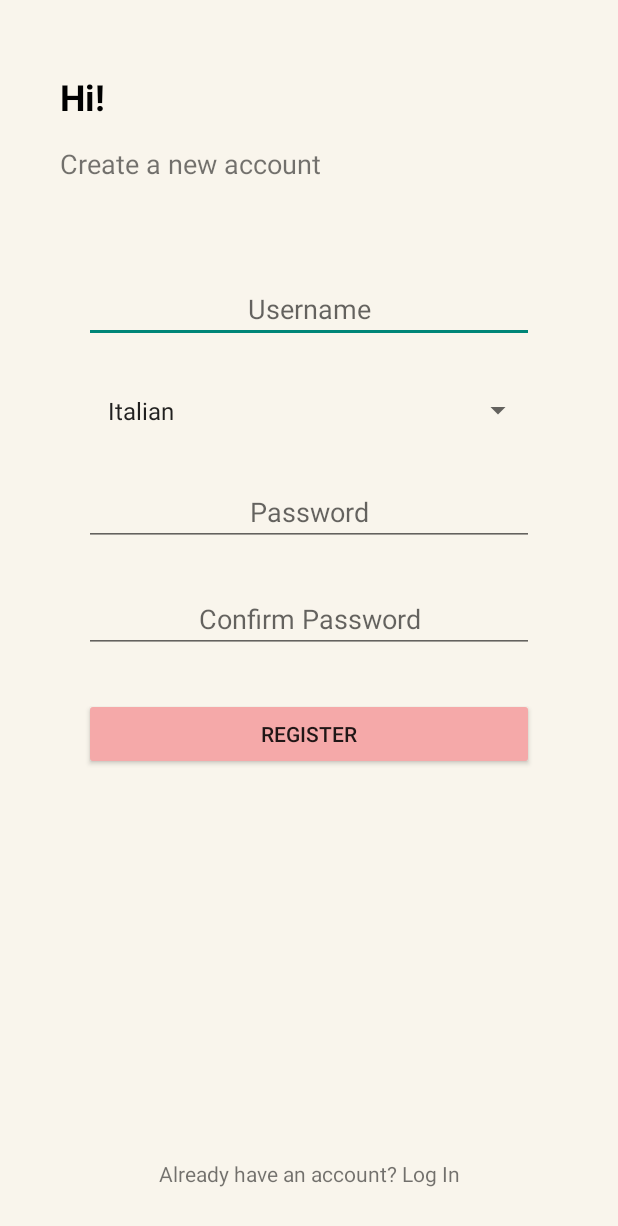
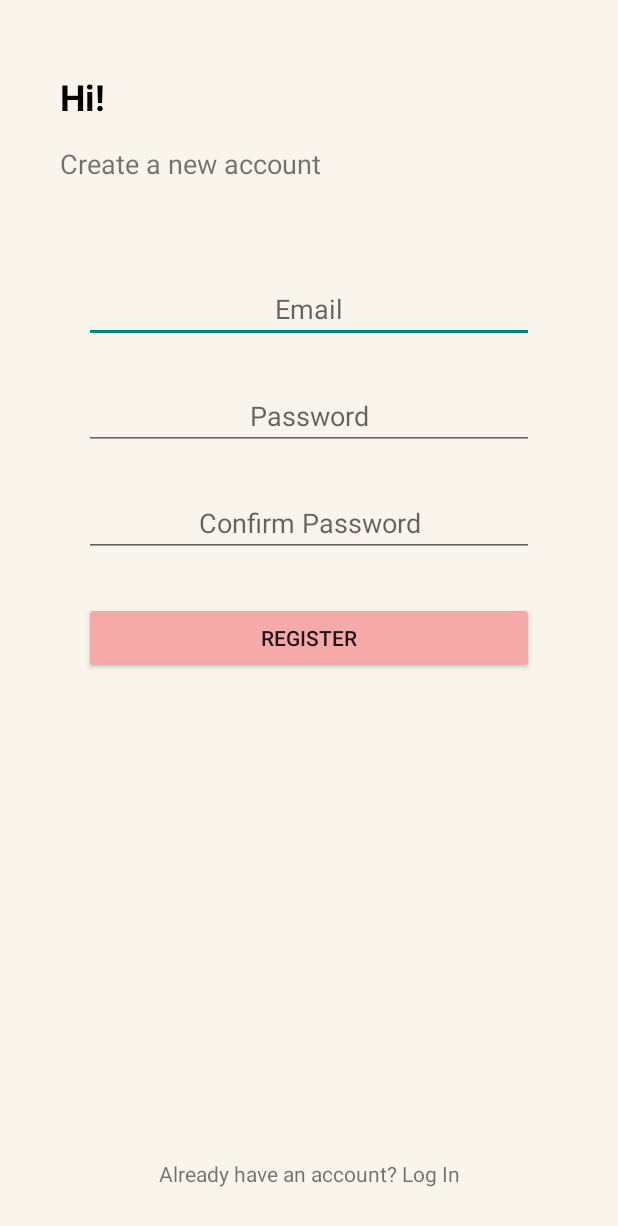
Before and after one commit to KimNoronha/LanguageLearningAR, an Android app built with Jetpack Compose: the RegisterActivity screen opened directly, with no data from a screen before it, after a tap on "REGISTER", on a phone screen of 412 x 824 dp. Shown: the top 1226 px of the screen. Run offline under Robolectric (Android 15) with nearby library versions, the phone set to English and light mode, and no system bars; our stand-ins replace Firebase (no records; nobody signed in at launch, a user with empty details on screens opened directly).

Commit message:
final changes

```diff
--- a/app/src/main/java/com/example/arimagerecognizer/RegisterActivity.java
+++ b/app/src/main/java/com/example/arimagerecognizer/RegisterActivity.java
@@ -20,6 +20,7 @@ public class RegisterActivity extends AppCompatActivity {
 
     private FirebaseAuth mAuth;
 
+
     @Override
     protected void onCreate(Bundle savedInstanceState) {
         super.onCreate(savedInstanceState);
@@ -29,7 +30,6 @@ public class RegisterActivity extends AppCompatActivity {
         final EditText usernameEditText = findViewById(R.id.editTextNewUsername);
         final EditText passwordEditText = findViewById(R.id.editTextNewPassword);
         final EditText confirmPasswordEditText = findViewById(R.id.editTextConfirmPassword);
-        final Spinner languageSpinner = findViewById(R.id.spinnerLanguage);
         Button registerButton = findViewById(R.id.button_register_enter);
 
         // Set click listener for the register button
@@ -39,29 +39,17 @@ public class RegisterActivity extends AppCompatActivity {
                 String username = usernameEditText.getText().toString();
                 String password = passwordEditText.getText().toString();
                 String confirmPassword = confirmPasswordEditText.getText().toString();
-                String language = languageSpinner.getSelectedItem().toString();
 
-                // Validate the input fields
-//                if (!password.equals(confirmPassword)) {
-//                    // Show error if passwords do not match
-//                    Toast.makeText(RegisterActivity.this, "Passwords do not match!", Toast.LENGTH_SHORT).show();
-//                    return;
-//                }
-//                if (username.isEmpty() || password.isEmpty()) {
-//                    // Show error if any field is empty
-//                    Toast.makeText(RegisterActivity.this, "Please fill all fields!", Toast.LENGTH_SHORT).show();
-//                    return;
-//                }
 
                 if (!LoginActivity.validateUsername(username)) {
                     // Show error if any field is empty
-                    Toast.makeText(RegisterActivity.this, "Invalid Username", Toast.LENGTH_SHORT).show();
+                    Toast.makeText(RegisterActivity.this, "Invalid Email", Toast.LENGTH_SHORT).show();
                     return;
                 }
 
                 if (!LoginActivity.validatePassword(password)) {
                     // Show error if any field is empty
-                    Toast.makeText(RegisterActivity.this, "Invalid Password", Toast.LENGTH_SHORT).show();
+                    Toast.makeText(RegisterActivity.this, "Invalid password. Must be 8+ letters and numbers only.", Toast.LENGTH_SHORT).show();
                     return;
                 }
 
@@ -73,12 +61,14 @@ public class RegisterActivity extends AppCompatActivity {
 
 
 
-                // If validation passes, proceed to register the user
-                // This is a placeholder for registration logic
+
                 registerNewUser(username, password);
             }
         });
+
         mAuth = FirebaseAuth.getInstance();
+
+
     }
 
     public void registerNewUser(String username, String password) {
--- a/app/src/main/java/com/example/arimagerecognizer/StudyActivity.java
+++ b/app/src/main/java/com/example/arimagerecognizer/StudyActivity.java
@@ -39,6 +39,8 @@ public class StudyActivity extends AppCompatActivity {
 
     private void loadDataFromFirestore() {
         Log.d(TAG, "loadDataFromFirestore: Flag 1");
+
+
         String email = FirebaseAuth.getInstance().getCurrentUser().getEmail();
         FirebaseFirestore db = FirebaseFirestore.getInstance();
 
--- a/app/src/main/java/com/google/ar/core/examples/java/ml/AppRenderer.kt
+++ b/app/src/main/java/com/google/ar/core/examples/java/ml/AppRenderer.kt
@@ -88,9 +88,9 @@ class AppRenderer(val activity: ARActivity) : DefaultLifecycleObserver, SampleRe
             hideSnackbar()
         }
 
-        view.useCloudMlSwitch.setOnCheckedChangeListener { _, isChecked ->
-//            currentAnalyzer = if (isChecked) gcpAnalyzer else mlKitAnalyzer
-        }
+//        view.useCloudMlSwitch.setOnCheckedChangeListener { _, isChecked ->
+////            currentAnalyzer = if (isChecked) gcpAnalyzer else mlKitAnalyzer
+//        }
 
 //        val gcpConfigured = gcpAnalyzer.credentials != null
 //        view.useCloudMlSwitch.isChecked = gcpConfigured
--- a/app/src/main/java/com/google/ar/core/examples/java/ml/MainActivityView.kt
+++ b/app/src/main/java/com/google/ar/core/examples/java/ml/MainActivityView.kt
@@ -33,7 +33,7 @@ class MainActivityView(val activity: ARActivity, renderer: AppRenderer) : Defaul
   val surfaceView = root.findViewById<GLSurfaceView>(R.id.surfaceview).apply {
     SampleRender(this, renderer, activity.assets)
   }
-  val useCloudMlSwitch = root.findViewById<SwitchCompat>(R.id.useCloudMlSwitch)
+//  val useCloudMlSwitch = root.findViewById<SwitchCompat>(R.id.useCloudMlSwitch)
   val scanButton = root.findViewById<AppCompatButton>(R.id.scanButton)
   val resetButton = root.findViewById<AppCompatButton>(R.id.clearButton)
   val snackbarHelper = SnackbarHelper().apply {
--- a/app/src/main/java/com/google/ar/core/examples/java/ml/classification/MLKitObjectDetector.kt
+++ b/app/src/main/java/com/google/ar/core/examples/java/ml/classification/MLKitObjectDetector.kt
@@ -35,17 +35,17 @@ import kotlin.math.min
  */
 class MLKitObjectDetector(context: Activity) : ObjectDetector(context) {
     // To use a custom model, follow steps on https://developers.google.com/ml-kit/vision/object-detection/custom-models/android.
+
     val model = LocalModel.Builder().setAssetFilePath("12.tflite").build()
     val builder = CustomObjectDetectorOptions.Builder(model)
-
-    // For the ML Kit default model, use the following:
-//  val builder = ObjectDetectorOptions.Builder()
 
     private val options = builder
         .setDetectorMode(CustomObjectDetectorOptions.SINGLE_IMAGE_MODE)
         .enableClassification()
         .enableMultipleObjects()
         .build()
+
+
     private val detector = ObjectDetection.getClient(options)
 
     object DetectedObjectsRepository {
--- a/app/src/main/res/layout/activity_login.xml
+++ b/app/src/main/res/layout/activity_login.xml
@@ -41,7 +41,7 @@
         android:layout_width="300dp"
         android:layout_height="wrap_content"
         android:layout_marginTop="132dp"
-        android:hint="Username"
+        android:hint="Email"
         android:textAlignment="center"
         app:layout_constraintTop_toBottomOf="@+id/textWelcomeMessage"
         app:layout_constraintStart_toStartOf="parent"
@@ -87,6 +87,6 @@
         app:layout_constraintStart_toStartOf="parent"
         app:layout_constraintEnd_toEndOf="parent"
         android:layout_marginBottom="32dp"
-        android:onClick="onSignUpClick"/>
+        />
 
 </androidx.constraintlayout.widget.ConstraintLayout>
--- a/app/src/main/res/layout/activity_quiz.xml
+++ b/app/src/main/res/layout/activity_quiz.xml
@@ -3,6 +3,7 @@
     xmlns:app="http://schemas.android.com/apk/res-auto"
     xmlns:tools="http://schemas.android.com/tools"
     android:id="@+id/root"
+    android:background="@color/background_color"
     android:layout_width="match_parent"
     android:layout_height="match_parent"
     android:foregroundTint="#00FFE7"
--- a/app/src/main/res/layout/activity_register.xml
+++ b/app/src/main/res/layout/activity_register.xml
@@ -43,25 +43,12 @@
         android:layout_width="300dp"
         android:layout_height="wrap_content"
         android:layout_marginTop="62dp"
-        android:hint="Username"
+        android:hint="Email"
         android:textAlignment="center"
         app:layout_constraintTop_toBottomOf="@+id/textViewSubtitle"
         app:layout_constraintStart_toStartOf="parent"
         app:layout_constraintEnd_toEndOf="parent" />
 
-
-    <!--        android:background="@drawable/spinner_background"-->
-    <Spinner
-        android:id="@+id/spinnerLanguage"
-        android:layout_width="300dp"
-        android:layout_height="wrap_content"
-        android:entries="@array/language_options"
-        android:padding="8dp"
-        android:popupBackground="@color/white"
-        app:layout_constraintTop_toBottomOf="@+id/editTextNewUsername"
-        app:layout_constraintStart_toStartOf="parent"
-        app:layout_constraintEnd_toEndOf="parent"
-        android:layout_marginTop="26dp" />
 
 
 
@@ -74,7 +61,7 @@
         android:hint="Password"
         android:inputType="textPassword"
         android:textAlignment="center"
-        app:layout_constraintTop_toBottomOf="@+id/spinnerLanguage"
+        app:layout_constraintTop_toBottomOf="@+id/editTextNewUsername"
         app:layout_constraintStart_toStartOf="parent"
         app:layout_constraintEnd_toEndOf="parent" />
 
```
Also changed, not shown: app/src/main/java/com/example/arimagerecognizer/LoginActivity.java (+5 -5 lines), app/src/main/java/com/example/arimagerecognizer/QuizActivity.java (+9 -0 lines), app/src/main/java/com/example/arimagerecognizer/UserProfileActivity.java (+3 -6 lines), app/src/main/res/layout/activity_main.xml (+8 -8 lines), app/src/main/res/layout/activity_study.xml (+20 -3 lines), app/src/main/res/values/strings.xml (+1 -1 lines), 1 other file.
